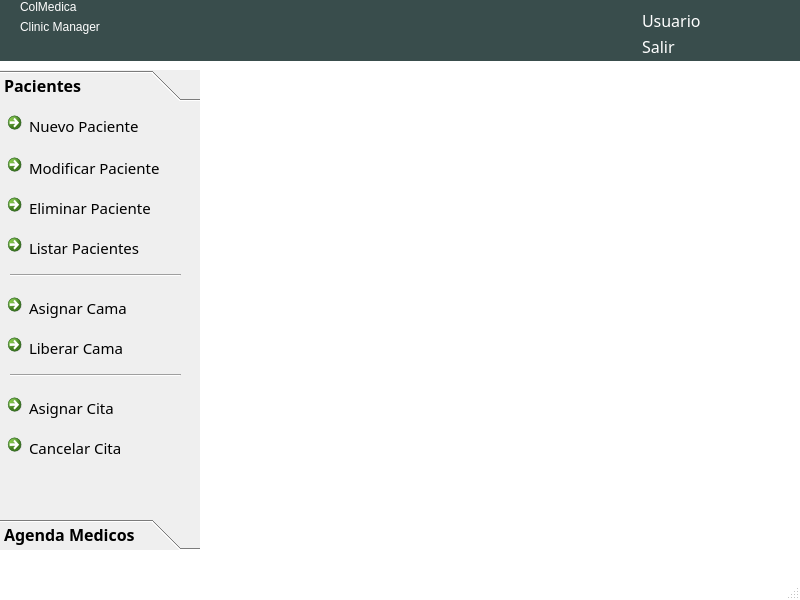
Old version of the form gui/enfermera_uis/MainWindowEnfermera.ui in the repository BryanTabarez/ProyectoBD.
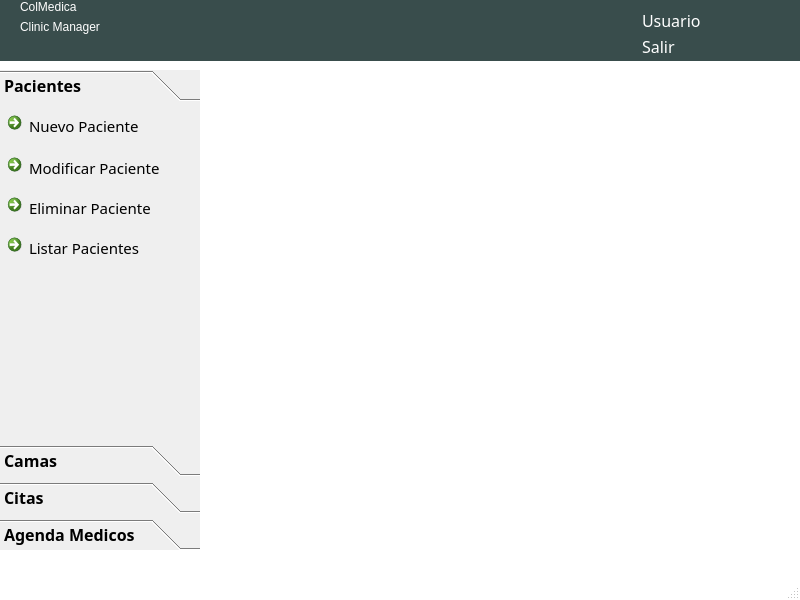
New version of the form. The open tabs and pages were chosen to show the change. Icons and pictures are not drawn.

Commit message: Interfaz Enfermera completa

```diff
--- a/gui/enfermera_uis/MainWindowEnfermera.ui
+++ b/gui/enfermera_uis/MainWindowEnfermera.ui
@@ -334,7 +334,7 @@
        <x>0</x>
        <y>0</y>
        <width>200</width>
-       <height>420</height>
+       <height>360</height>
       </rect>
      </property>
      <attribute name="label">
@@ -423,11 +423,24 @@
        <string>Listar Pacientes</string>
       </property>
      </widget>
+    </widget>
+    <widget class="QWidget" name="page">
+     <property name="geometry">
+      <rect>
+       <x>0</x>
+       <y>0</y>
+       <width>200</width>
+       <height>360</height>
+      </rect>
+     </property>
+     <attribute name="label">
+      <string>Camas</string>
+     </attribute>
      <widget class="QCommandLinkButton" name="commandLinkButtonAsignarCama">
       <property name="geometry">
        <rect>
         <x>0</x>
-        <y>180</y>
+        <y>10</y>
         <width>181</width>
         <height>36</height>
        </rect>
@@ -447,7 +460,7 @@
       <property name="geometry">
        <rect>
         <x>0</x>
-        <y>220</y>
+        <y>50</y>
         <width>181</width>
         <height>36</height>
        </rect>
@@ -463,11 +476,44 @@
        <string>Liberar Cama</string>
       </property>
      </widget>
+    </widget>
+    <widget class="QWidget" name="page_4">
+     <property name="geometry">
+      <rect>
+       <x>0</x>
+       <y>0</y>
+       <width>200</width>
+       <height>360</height>
+      </rect>
+     </property>
+     <attribute name="label">
+      <string>Citas</string>
+     </attribute>
+     <widget class="QCommandLinkButton" name="commandLinkButtonAsignarCita">
+      <property name="geometry">
+       <rect>
+        <x>0</x>
+        <y>10</y>
+        <width>181</width>
+        <height>36</height>
+       </rect>
+      </property>
+      <property name="font">
+       <font>
+        <pointsize>11</pointsize>
+        <weight>50</weight>
+        <bold>false</bold>
+       </font>
+      </property>
+      <property name="text">
+       <string>Asignar Cita</string>
+      </property>
+     </widget>
      <widget class="QCommandLinkButton" name="commandLinkButtonCancelarCita">
       <property name="geometry">
        <rect>
         <x>0</x>
-        <y>320</y>
+        <y>50</y>
         <width>181</width>
         <height>36</height>
        </rect>
@@ -483,52 +529,6 @@
        <string>Cancelar Cita</string>
       </property>
      </widget>
-     <widget class="QCommandLinkButton" name="commandLinkButtonAsignarCIta">
-      <property name="geometry">
-       <rect>
-        <x>0</x>
-        <y>280</y>
-        <width>181</width>
-        <height>36</height>
-       </rect>
-      </property>
-      <property name="font">
-       <font>
-        <pointsize>11</pointsize>
-        <weight>50</weight>
-        <bold>false</bold>
-       </font>
-      </property>
-      <property name="text">
-       <string>Asignar Cita</string>
-      </property>
-     </widget>
-     <widget class="Line" name="line">
-      <property name="geometry">
-       <rect>
-        <x>10</x>
-        <y>160</y>
-        <width>171</width>
-        <height>16</height>
-       </rect>
-      </property>
-      <property name="orientation">
-       <enum>Qt::Horizontal</enum>
-      </property>
-     </widget>
-     <widget class="Line" name="line_2">
-      <property name="geometry">
-       <rect>
-        <x>10</x>
-        <y>260</y>
-        <width>171</width>
-        <height>16</height>
-       </rect>
-      </property>
-      <property name="orientation">
-       <enum>Qt::Horizontal</enum>
-      </property>
-     </widget>
     </widget>
     <widget class="QWidget" name="page_3">
      <property name="geometry">
```
Left out of the diff: 46 changed lines with no effect on the pictures. The commit also changes 7 other files.
